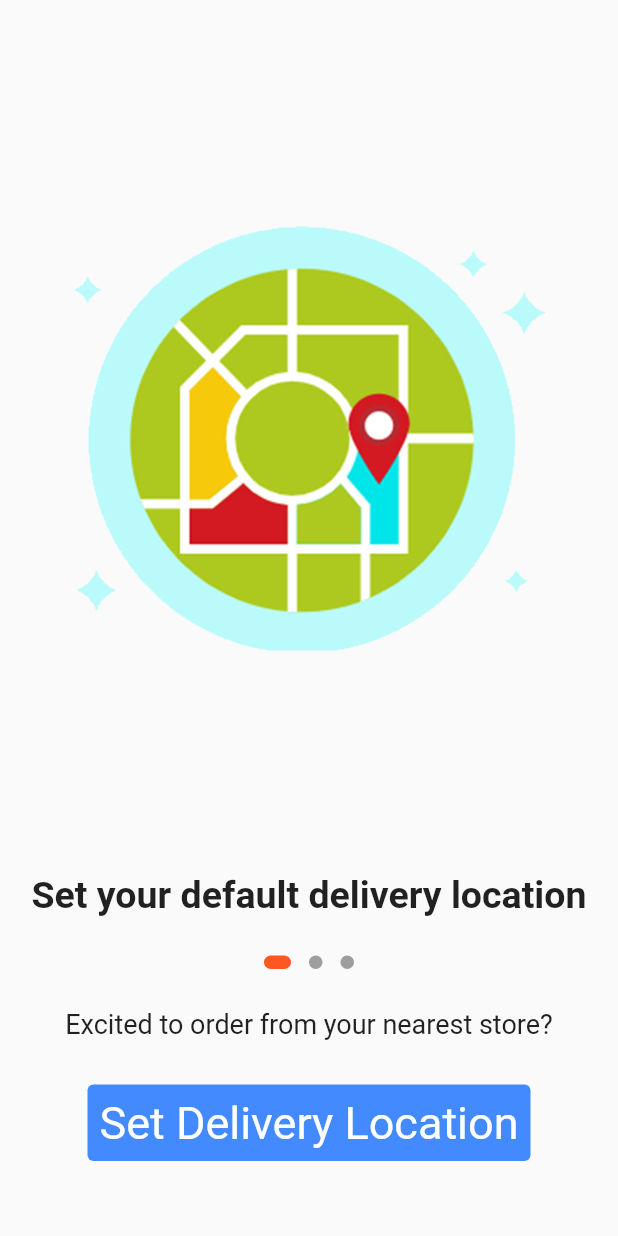
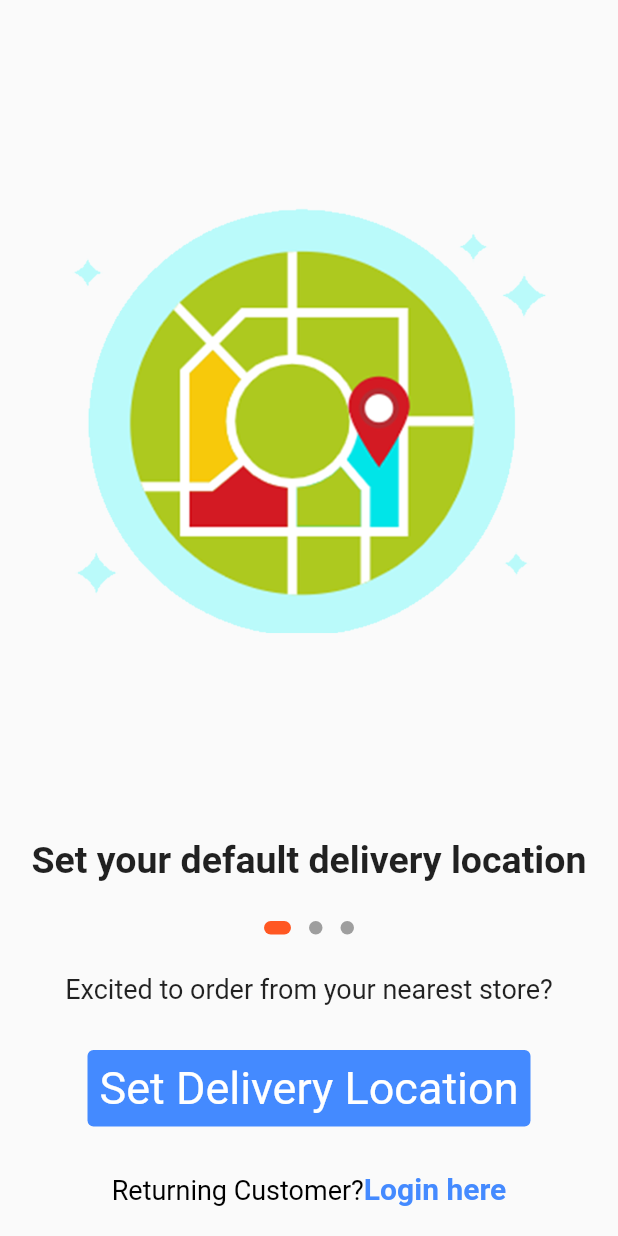
Before and after one commit to ekographs/mobilesystem, a Flutter app: the screen it shows after launch, on a phone screen of 412 x 824 dp. Run offline on Flutter 3.47's test engine with Material 2 defaults, Android fonts, the phone set to English and light mode, and no system bars; drawn by our look-alikes of dots_indicator.

Commit message:
welcome screen looking good with some improvements

```diff
--- a/lib/screens/welcome_screen.dart
+++ b/lib/screens/welcome_screen.dart
@@ -26,6 +26,15 @@ class WelcomeScreen extends StatelessWidget {
               child: const Text('Set Delivery Location'),
         ),
             SizedBox(height: 30,),
+            RichText(text: TextSpan(
+            text: 'Returning Customer?', style: TextStyle(fontSize: 18,color: Colors.black),
+              children: [
+              TextSpan(
+                text: 'Login here',style: TextStyle(fontSize: 20, fontWeight: FontWeight.bold, color: Colors.blueAccent),
+              ),
+            ],
+            ),
+            ),
           ],
         ),
       ),
```
